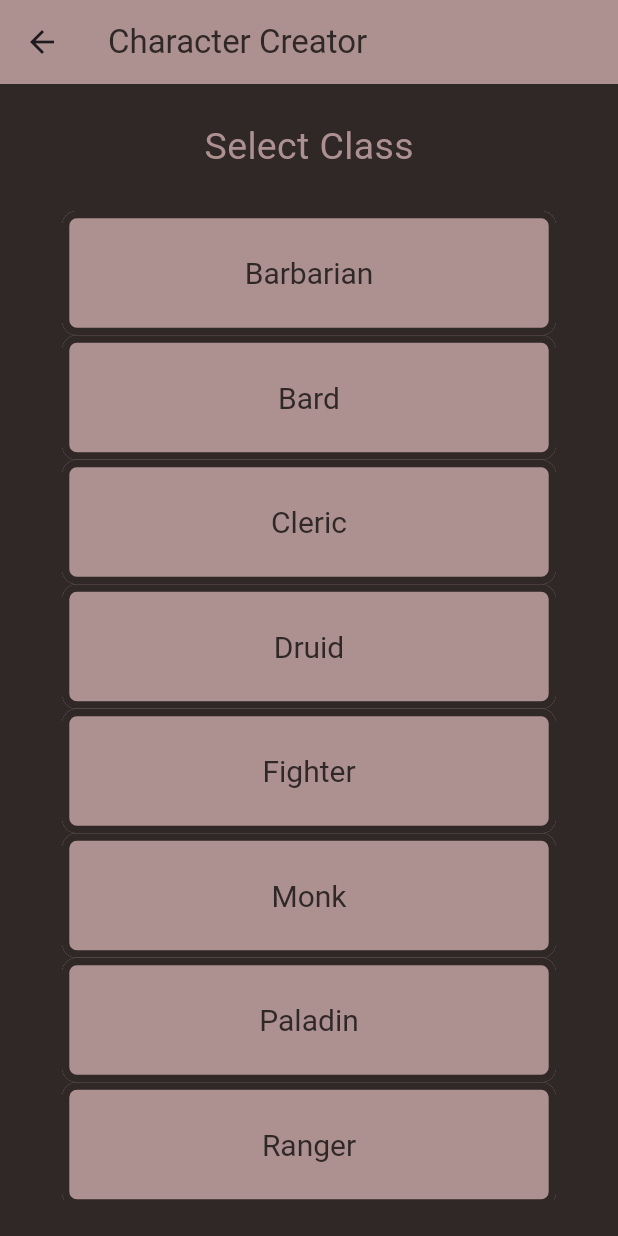
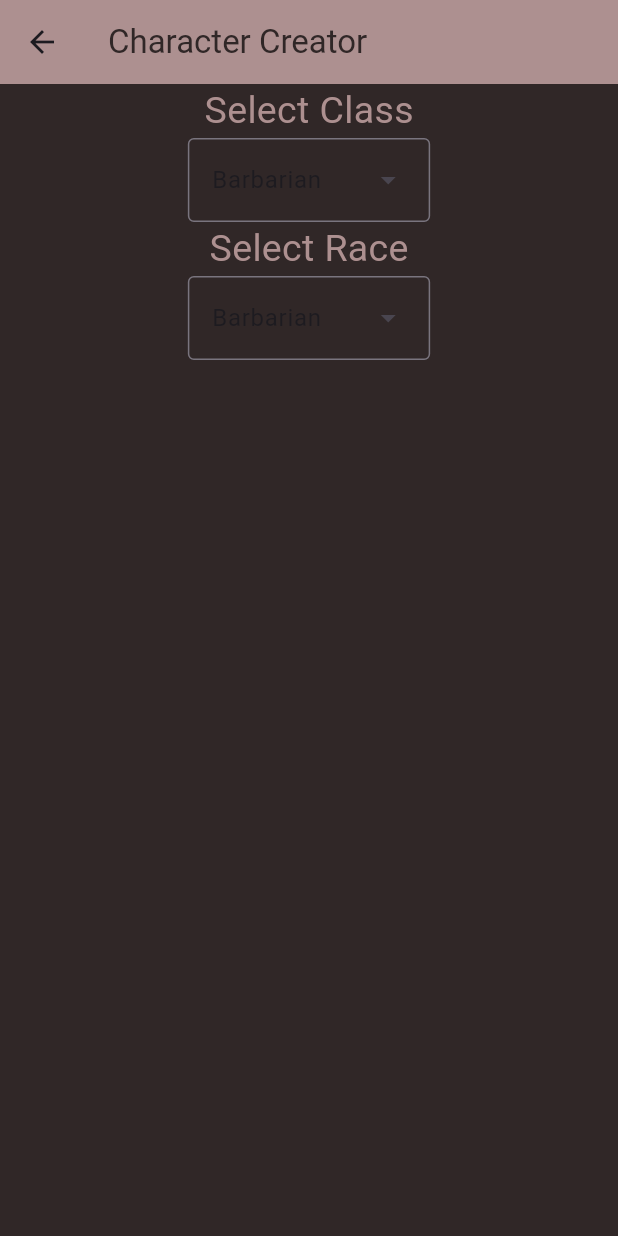
Before and after one commit to EvanMarnik/dnd_character_sheet_app, a Flutter app: the screen it shows after launch, after a tap on "Create Character", on a phone screen of 412 x 824 dp. Run offline on Flutter 3.47's test engine with Material 3 defaults, Android fonts, the phone set to English and light mode, and no system bars; Roboto replaces fonts that are missing (Lancelot).

Commit message:
Update character_creator_view.dart

```diff
--- a/lib/view/character_creator_view.dart
+++ b/lib/view/character_creator_view.dart
@@ -8,26 +8,28 @@ class CharacterCreatorView extends StatefulWidget {
   CharacterCreatorView(this.characterListViewModel);
 
   @override
-  State<CharacterCreatorView> createState() => _CharacterCreatorViewState(characterListViewModel: characterListViewModel);
+  State<CharacterCreatorView> createState() => _CharacterCreatorViewState(
+      characterListViewModel: characterListViewModel);
 }
 
 class _CharacterCreatorViewState extends State<CharacterCreatorView> {
   CharacterListViewModel characterListViewModel;
 
   _CharacterCreatorViewState({required this.characterListViewModel});
-
+  String value = "";
+  List<String> list = <String>['Barbarian', 'Bard', 'Cleric', 'Druid'];
   @override
   Widget build(BuildContext context) {
     // TODO: implement build
     return Scaffold(
         appBar: AppBar(
-            backgroundColor: Color(0xFFAD9090),
-          title: const Text('Character Creator', style: TextStyle(color: const Color(0xFF302727))),
+          backgroundColor: Color(0xFFAD9090),
+          title: const Text('Character Creator',
+              style: TextStyle(color: const Color(0xFF302727))),
         ),
         body: Center(
+
             child: Column(
-                mainAxisAlignment: MainAxisAlignment.spaceEvenly,
-                crossAxisAlignment: CrossAxisAlignment.center,
                 children: <Widget>[
                   const Text(
                     'Select Class',
@@ -35,43 +37,36 @@ class _CharacterCreatorViewState extends State<CharacterCreatorView> {
                       color: Color(0xFFAD9090),
                     ),
                   ),
-                  Row(
-                      mainAxisAlignment: MainAxisAlignment.center,
-                      crossAxisAlignment: CrossAxisAlignment.center,
-                      children: <Widget>[
-                        SizedBox(
-                            width: MediaQuery.of(context).size.width*0.8,
-                            height: MediaQuery.of(context).size.height*0.8,
-                            child: ListView.builder(
-                                physics: const AlwaysScrollableScrollPhysics(),
-                                itemCount: classes.length,
-                                scrollDirection: Axis.vertical,
-                                itemBuilder: (BuildContext context, int index) {
-                                  return Container(
-                                      child: SizedBox(
-                                        width: MediaQuery.of(context).size.width*0.7,
-                                        child: FilledButton(
-                                          style: FilledButton.styleFrom(
-                                            textStyle: const TextStyle(fontSize: 20),
-                                          ),
-                                          onPressed: (){
-                                            Navigator.pushNamed(context, sheetRoute, arguments: characterListViewModel.characterList[index]);
-                                          },
-                                          child: Text(
-                                              classes[index].name,
-                                              textAlign: TextAlign.center
-                                          ),
-                                        ),
-                                      )
-                                  );
-                                }
-                            )
-                        )
-                      ]
+              DropdownMenu(
+
+                dropdownMenuEntries:
+                    list.map<DropdownMenuEntry<String>>((String value) {
+                  return DropdownMenuEntry<String>(value: value, label: value);
+                }).toList(),
+                initialSelection: list.first,
+
+                menuStyle: MenuStyle(
+                  backgroundColor: MaterialStatePropertyAll<Color>(Color(0xFFAD9090))
+                ),
+              ),
+                  const Text(
+                    'Select Race',
+                    style: TextStyle(
+                      color: Color(0xFFAD9090),
+                    ),
                   ),
-                ]
-            )
-        )
-    );
+                  DropdownMenu(
+
+                    dropdownMenuEntries:
+                    list.map<DropdownMenuEntry<String>>((String value) {
+                      return DropdownMenuEntry<String>(value: value, label: value);
+                    }).toList(),
+                    initialSelection: list.first,
+
+                    menuStyle: MenuStyle(
+                        backgroundColor: MaterialStatePropertyAll<Color>(Color(0xFFAD9090))
+                    ),
+                  )
+            ])));
   }
 }
```
